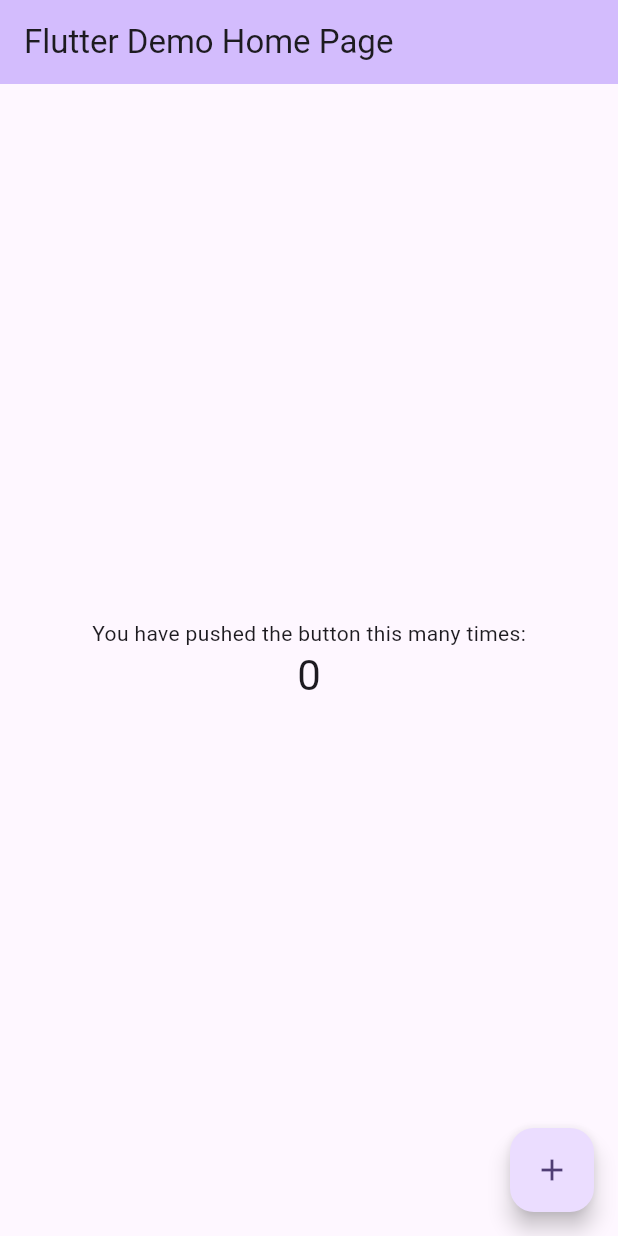
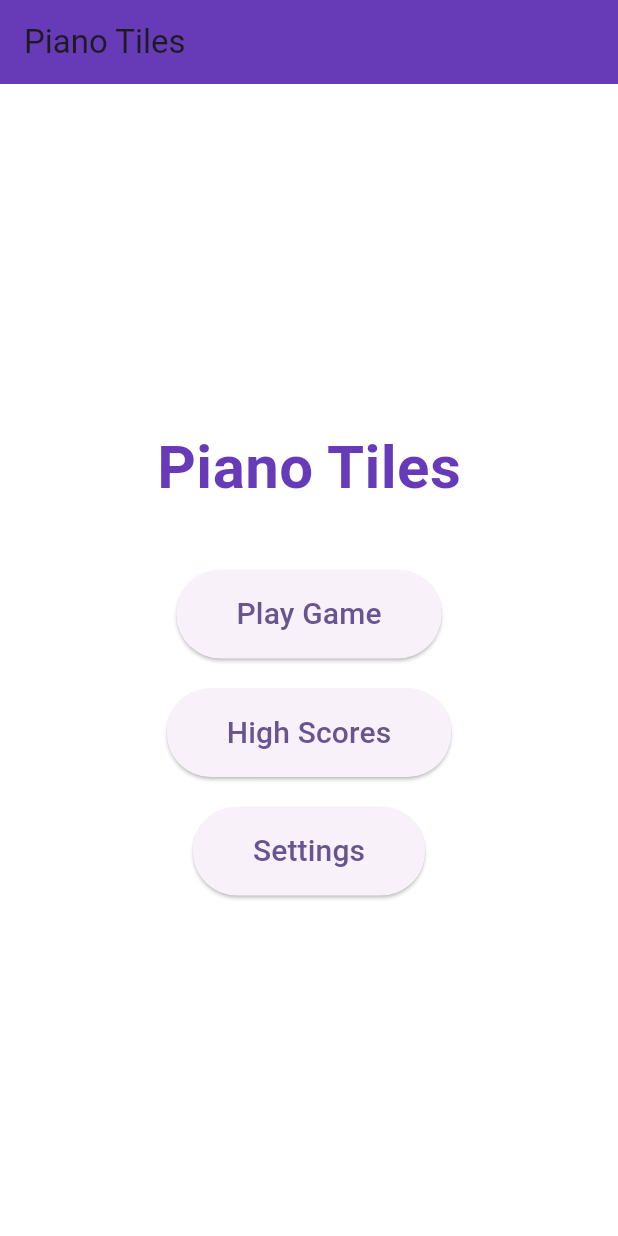
Before and after one commit to aidangollan/piano_tiles, a Flutter app: the screen it shows after launch, on a phone screen of 412 x 824 dp. Run offline on Flutter 3.47's test engine with Material 3 defaults, Android fonts, the light colour scheme and no system bars.

Commit message:
initial game

```diff
--- a/lib/main.dart
+++ b/lib/main.dart
@@ -1,125 +1,22 @@
 import 'package:flutter/material.dart';
+import 'screens/menu_screen.dart';
 
 void main() {
-  runApp(const MyApp());
+  runApp(const PianoTilesGame());
 }
 
-class MyApp extends StatelessWidget {
-  const MyApp({super.key});
+class PianoTilesGame extends StatelessWidget {
+  const PianoTilesGame({super.key});
 
-  // This widget is the root of your application.
   @override
   Widget build(BuildContext context) {
     return MaterialApp(
-      title: 'Flutter Demo',
+      title: 'Piano Tiles',
       theme: ThemeData(
-        // This is the theme of your application.
-        //
-        // TRY THIS: Try running your application with "flutter run". You'll see
-        // the application has a purple toolbar. Then, without quitting the app,
-        // try changing the seedColor in the colorScheme below to Colors.green
-        // and then invoke "hot reload" (save your changes or press the "hot
-        // reload" button in a Flutter-supported IDE, or press "r" if you used
-        // the command line to start the app).
-        //
-        // Notice that the counter didn't reset back to zero; the application
-        // state is not lost during the reload. To reset the state, use hot
-        // restart instead.
-        //
-        // This works for code too, not just values: Most code changes can be
-        // tested with just a hot reload.
         colorScheme: ColorScheme.fromSeed(seedColor: Colors.deepPurple),
         useMaterial3: true,
       ),
-      home: const MyHomePage(title: 'Flutter Demo Home Page'),
+      home: const MenuScreen(),
     );
   }
 }
-
-class MyHomePage extends StatefulWidget {
-  const MyHomePage({super.key, required this.title});
-
-  // This widget is the home page of your application. It is stateful, meaning
-  // that it has a State object (defined below) that contains fields that affect
-  // how it looks.
-
-  // This class is the configuration for the state. It holds the values (in this
-  // case the title) provided by the parent (in this case the App widget) and
-  // used by the build method of the State. Fields in a Widget subclass are
-  // always marked "final".
-
-  final String title;
-
-  @override
-  State<MyHomePage> createState() => _MyHomePageState();
-}
-
-class _MyHomePageState extends State<MyHomePage> {
-  int _counter = 0;
-
-  void _incrementCounter() {
-    setState(() {
-      // This call to setState tells the Flutter framework that something has
-      // changed in this State, which causes it to rerun the build method below
-      // so that the display can reflect the updated values. If we changed
-      // _counter without calling setState(), then the build method would not be
-      // called again, and so nothing would appear to happen.
-      _counter++;
-    });
-  }
-
-  @override
-  Widget build(BuildContext context) {
-    // This method is rerun every time setState is called, for instance as done
-    // by the _incrementCounter method above.
-    //
-    // The Flutter framework has been optimized to make rerunning build methods
-    // fast, so that you can just rebuild anything that needs updating rather
-    // than having to individually change instances of widgets.
-    return Scaffold(
-      appBar: AppBar(
-        // TRY THIS: Try changing the color here to a specific color (to
-        // Colors.amber, perhaps?) and trigger a hot reload to see the AppBar
-        // change color while the other colors stay the same.
-        backgroundColor: Theme.of(context).colorScheme.inversePrimary,
-        // Here we take the value from the MyHomePage object that was created by
-        // the App.build method, and use it to set our appbar title.
-        title: Text(widget.title),
-      ),
-      body: Center(
-        // Center is a layout widget. It takes a single child and positions it
-        // in the middle of the parent.
-        child: Column(
-          // Column is also a layout widget. It takes a list of children and
-          // arranges them vertically. By default, it sizes itself to fit its
-          // children horizontally, and tries to be as tall as its parent.
-          //
-          // Column has various properties to control how it sizes itself and
-          // how it positions its children. Here we use mainAxisAlignment to
-          // center the children vertically; the main axis here is the vertical
-          // axis because Columns are vertical (the cross axis would be
-          // horizontal).
-          //
-          // TRY THIS: Invoke "debug painting" (choose the "Toggle Debug Paint"
-          // action in the IDE, or press "p" in the console), to see the
-          // wireframe for each widget.
-          mainAxisAlignment: MainAxisAlignment.center,
-          children: <Widget>[
-            const Text(
-              'You have pushed the button this many times:',
-            ),
-            Text(
-              '$_counter',
-              style: Theme.of(context).textTheme.headlineMedium,
-            ),
-          ],
-        ),
-      ),
-      floatingActionButton: FloatingActionButton(
-        onPressed: _incrementCounter,
-        tooltip: 'Increment',
-        child: const Icon(Icons.add),
-      ), // This trailing comma makes auto-formatting nicer for build methods.
-    );
-  }
-}
--- /dev/null
+++ b/lib/screens/menu_screen.dart
@@ -0,0 +1,117 @@
+import 'package:flutter/material.dart';
+import 'game_screen.dart';
+
+class MenuScreen extends StatelessWidget {
+  const MenuScreen({super.key});
+
+  @override
+  Widget build(BuildContext context) {
+    return Scaffold(
+      backgroundColor: Colors.white,
+      appBar: AppBar(
+        title: const Text('Piano Tiles'),
+        backgroundColor: Colors.deepPurple,
+      ),
+      body: Center(
+        child: Column(
+          mainAxisAlignment: MainAxisAlignment.center,
+          children: [
+            const Text(
+              'Piano Tiles',
+              style: TextStyle(
+                fontSize: 40,
+                fontWeight: FontWeight.bold,
+                color: Colors.deepPurple,
+              ),
+            ),
+            const SizedBox(height: 40),
+            ElevatedButton(
+              style: ElevatedButton.styleFrom(
+                padding: const EdgeInsets.symmetric(
+                  horizontal: 40,
+                  vertical: 15,
+                ),
+              ),
+              onPressed: () {
+                Navigator.push(
+                  context,
+                  MaterialPageRoute(builder: (context) => const GameScreen()),
+                );
+              },
+              child: const Text(
+                'Play Game',
+                style: TextStyle(fontSize: 20),
+              ),
+            ),
+            const SizedBox(height: 20),
+            ElevatedButton(
+              style: ElevatedButton.styleFrom(
+                padding: const EdgeInsets.symmetric(
+                  horizontal: 40,
+                  vertical: 15,
+                ),
+              ),
+              onPressed: () {
+                // Show high scores dialog
+                showDialog(
+                  context: context,
+                  builder: (BuildContext context) {
+                    return AlertDialog(
+                      title: const Text('High Scores'),
+                      content: const Text('High scores feature coming soon!'),
+                      actions: [
+                        TextButton(
+                          onPressed: () {
+                            Navigator.of(context).pop();
+                          },
+                          child: const Text('Close'),
+                        ),
+                      ],
+                    );
+                  },
+                );
+              },
+              child: const Text(
+                'High Scores',
+                style: TextStyle(fontSize: 20),
+              ),
+            ),
+            const SizedBox(height: 20),
+            ElevatedButton(
+              style: ElevatedButton.styleFrom(
+                padding: const EdgeInsets.symmetric(
+                  horizontal: 40,
+                  vertical: 15,
+                ),
+              ),
+              onPressed: () {
+                // Show settings dialog
+                showDialog(
+                  context: context,
+                  builder: (BuildContext context) {
+                    return AlertDialog(
+                      title: const Text('Settings'),
+                      content: const Text('Settings feature coming soon!'),
+                      actions: [
+                        TextButton(
+                          onPressed: () {
+                            Navigator.of(context).pop();
+                          },
+                          child: const Text('Close'),
+                        ),
+                      ],
+                    );
+                  },
+                );
+              },
+              child: const Text(
+                'Settings',
+                style: TextStyle(fontSize: 20),
+              ),
+            ),
+          ],
+        ),
+      ),
+    );
+  }
+}
```
Also changed, not shown: lib/models/tile.dart (added, +17 -0 lines), lib/screens/game_screen.dart (added, +129 -0 lines), lib/widgets/game_board.dart (added, +57 -0 lines), 1 other file.
